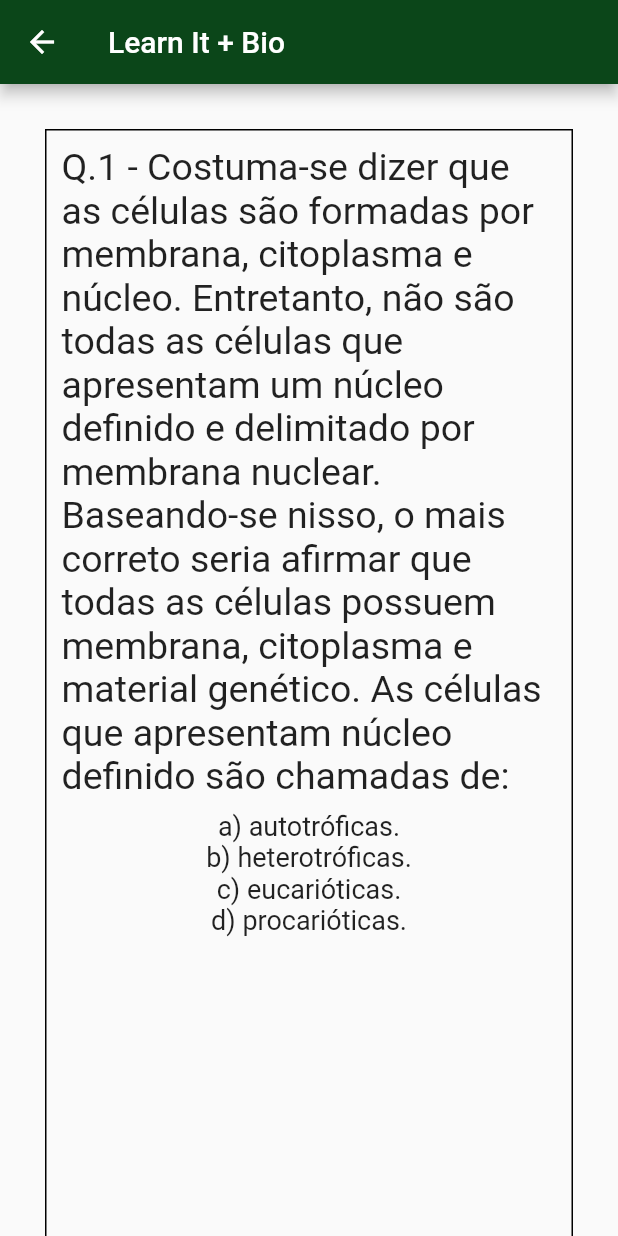
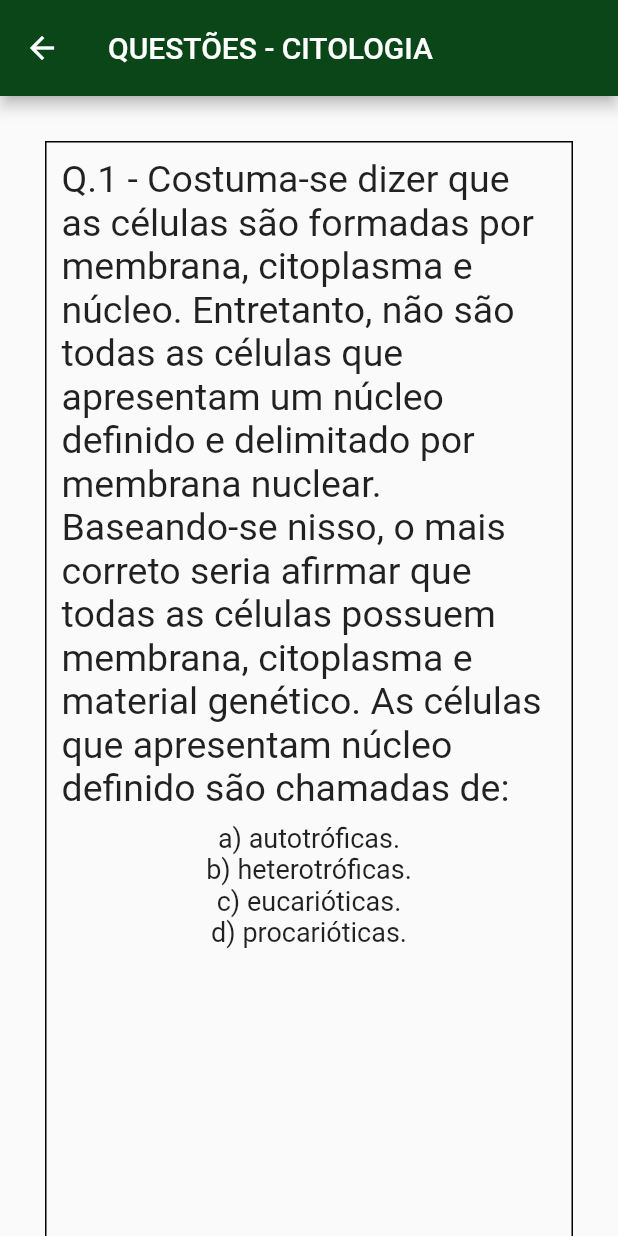
Before and after one commit to Ronaldo913/learnit, a Flutter app: the QuestPage screen opened directly, on a phone screen of 412 x 824 dp. Run offline on Flutter 3.47's test engine with Material 2 defaults, Android fonts, the phone set to English and light mode, and no system bars; network calls fail.

Commit message:
Update quest.dart

```diff
--- a/lib/pages/quest.dart
+++ b/lib/pages/quest.dart
@@ -12,8 +12,9 @@ class _QuestPageState extends State<QuestPage> {
   Widget build(BuildContext context) {
     return Scaffold(
       appBar: AppBar(
-        title: const Text('Learn It + Bio'),
+        title: const Text('QUESTÕES - CITOLOGIA'),
         backgroundColor: const Color(0xFF0B4619),
+        toolbarHeight: 64,
       ),
       body: ListView(
         children: [
```
